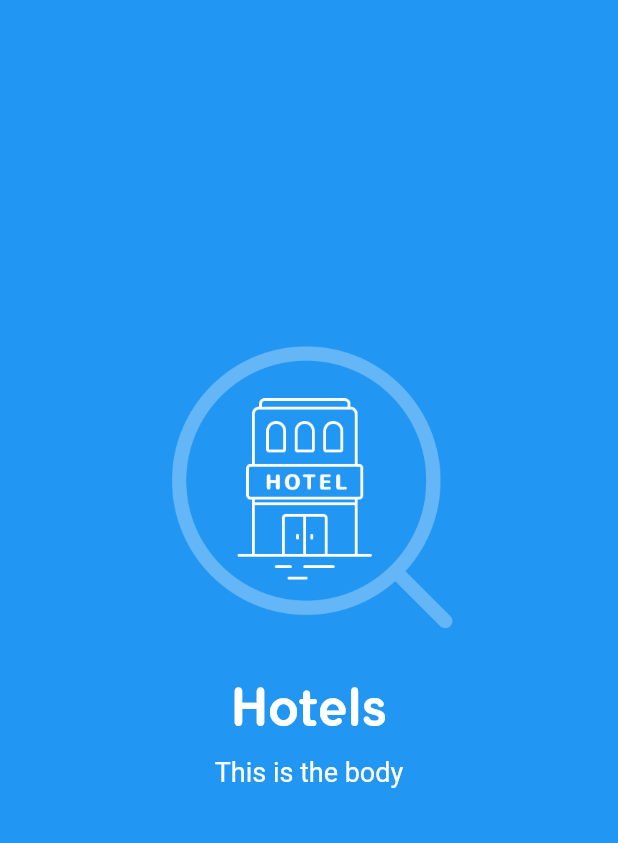
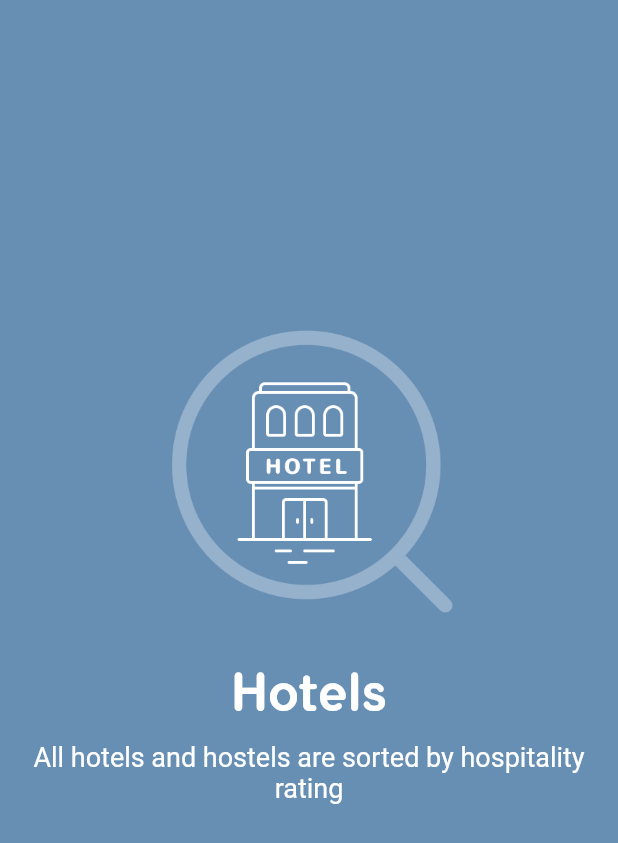
Before and after one commit to AmineMersoul/Material-Page-Reveal, a Flutter app: the screen it shows after launch, on a phone screen of 412 x 824 dp. Shown: the top 843 px of the screen. Run offline on Flutter 3.47's test engine with Material 2 defaults, Android fonts, the phone set to English and light mode, and no system bars.

Commit message:
extracting page ui into page class

```diff
--- a/lib/main.dart
+++ b/lib/main.dart
@@ -1,4 +1,5 @@
 import 'package:flutter/material.dart';
+import 'package:material_page_reveal/pages.dart';
 
 void main() => runApp(MyApp());
 
@@ -29,27 +30,9 @@ class _MyHomePageState extends State<MyHomePage> {
     return Scaffold(
       body: Stack(
         children: <Widget>[
-          Container(
-            width: double.infinity,
-            color: Colors.blue,
-            child: Column(
-              mainAxisAlignment: MainAxisAlignment.center,
-              children: <Widget>[
-                Padding(
-                  padding: EdgeInsets.only(bottom: 25.0),
-                  child: Image.asset('assets/hotels.png', width: 200, height: 200,),
-                ),
-                Padding(
-                  padding: EdgeInsets.only(top: 10.0, bottom: 10.0),
-                  child: Text('Hotels', style: TextStyle(color: Colors.white, fontFamily: 'FlamanteRoma', fontSize: 34.0),),
-                ),
-                Padding(
-                  padding: EdgeInsets.only(bottom: 75.0),
-                  child: Text('This is the body', textAlign: TextAlign.center, style: TextStyle(color: Colors.white, fontSize: 18.0),)
-                ),
-              ],
-            ),
-          )
+          new Page(
+            viewModel: pages[0],
+          ),
         ],
       ),
     );
--- /dev/null
+++ b/lib/pages.dart
@@ -0,0 +1,57 @@
+import 'package:flutter/material.dart';
+
+final pages = [
+  PageViewModel(const Color(0xFF678FB4), 'assets/hotels.png', 'Hotels', 'All hotels and hostels are sorted by hospitality rating', 'assets/key.png'),
+  PageViewModel(const Color(0xFF65B0B4), 'assets/banks.png', 'Banks', 'We carefully verify all banks before adding them into the app', 'assets/wallet.png'),
+  PageViewModel(const Color(0xFF9B90BC), 'assets/stores.png', 'Store', 'All local stores are categorized for your convenience', 'assets/shopping_cart.png'),
+];
+
+class Page extends StatelessWidget {
+
+  final PageViewModel viewModel;
+
+  Page({
+    this.viewModel,
+  });
+
+  @override
+  Widget build(BuildContext context) {
+    return  Container(
+      width: double.infinity,
+      color: viewModel.color,
+      child: Column(
+        mainAxisAlignment: MainAxisAlignment.center,
+        children: <Widget>[
+          Padding(
+            padding: EdgeInsets.only(bottom: 25.0),
+            child: Image.asset(viewModel.heroAssetPath, width: 200, height: 200,),
+          ),
+          Padding(
+            padding: EdgeInsets.only(top: 10.0, bottom: 10.0),
+            child: Text(viewModel.title, style: TextStyle(color: Colors.white, fontFamily: 'FlamanteRoma', fontSize: 34.0),),
+          ),
+          Padding(
+            padding: EdgeInsets.only(bottom: 75.0),
+            child: Text(viewModel.body, textAlign: TextAlign.center, style: TextStyle(color: Colors.white, fontSize: 18.0),)
+          ),
+        ],
+      ),
+    );
+  }
+}
+
+class PageViewModel {
+  final Color color;
+  final String heroAssetPath;
+  final String title;
+  final String body;
+  final String iconAssetIcon;
+
+  PageViewModel(
+    this.color,
+    this.heroAssetPath,
+    this.title,
+    this.body,
+    this.iconAssetIcon
+  );
+}
```
